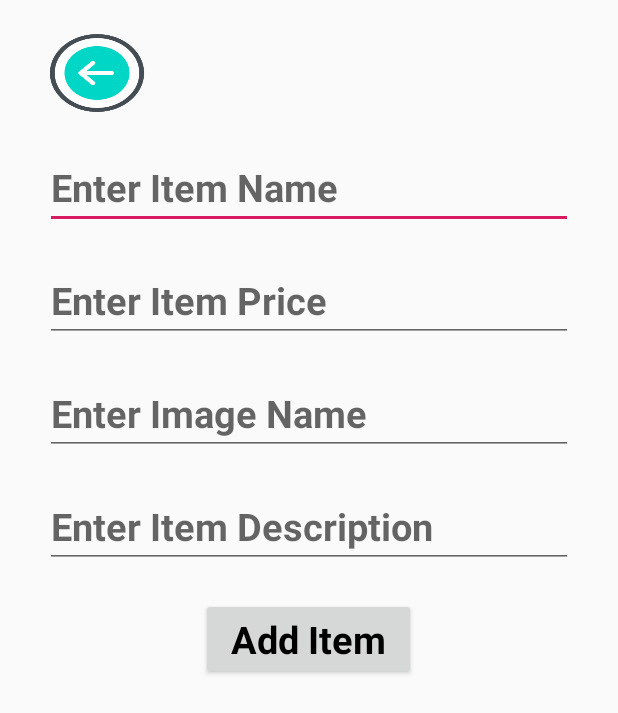
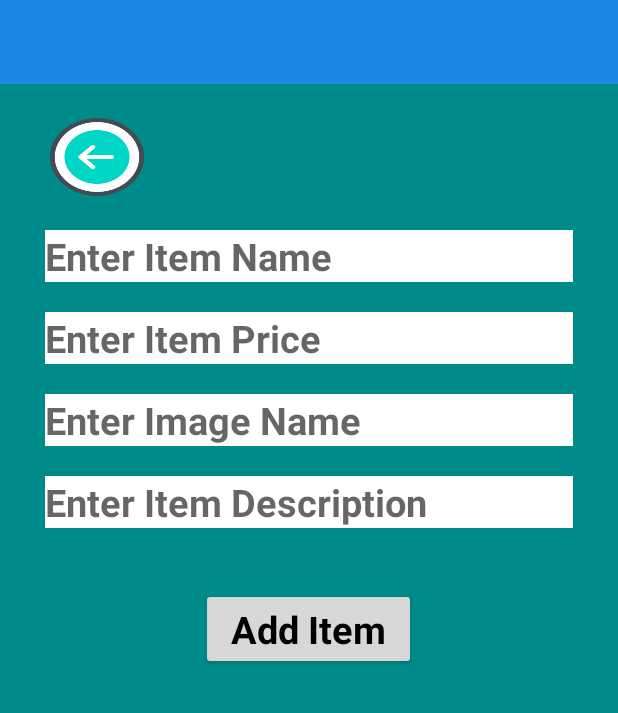
Before and after one commit to amarpudasaini07/OnlineShoppingStore, an Android app: the AddItemActivity screen opened directly, with no data from a screen before it, on a phone screen of 412 x 824 dp. Shown: the top 713 px of the screen. Run offline under Robolectric (Android 15) with nearby library versions, the phone set to English and light mode, and no system bars.

Commit message:
Few changes made

```diff
--- a/app/src/main/res/layout/activity_add_item.xml
+++ b/app/src/main/res/layout/activity_add_item.xml
@@ -5,7 +5,15 @@
     android:layout_width="match_parent"
     android:layout_height="match_parent"
     tools:context=".AddItemActivity"
+    android:background="#008b8b"
     android:orientation="vertical">
+
+    <android.support.v7.widget.Toolbar
+        android:id="@+id/toolbar"
+        android:layout_width="match_parent"
+        android:layout_height="?attr/actionBarSize"
+        android:background="#1E88E5"
+        app:popupTheme="@style/AppTheme.PopupOverlay" />
 
     <LinearLayout
         android:layout_width="match_parent"
@@ -13,6 +21,8 @@
         android:orientation="vertical"
         android:layout_marginRight="30dp"
         android:layout_marginLeft="30dp">
+
+
 
         <Button
             android:id="@+id/btnback"
@@ -24,6 +34,8 @@
         </Button>
 
         <EditText
+            android:textColor="#000000"
+            android:background="#ffffff"
             android:layout_width="match_parent"
             android:layout_height="wrap_content"
             android:hint="Enter Item Name"
@@ -37,6 +49,8 @@
 
 
         <EditText
+            android:textColor="#000000"
+            android:background="#ffffff"
             android:layout_width="match_parent"
             android:layout_height="wrap_content"
             android:hint="Enter Item Price"
@@ -50,6 +64,8 @@
 
 
         <EditText
+            android:textColor="#000000"
+            android:background="#ffffff"
             android:layout_width="match_parent"
             android:layout_height="wrap_content"
             android:hint="Enter Image Name"
@@ -63,6 +79,8 @@
 
 
         <EditText
+            android:textColor="#000000"
+            android:background="#ffffff"
             android:layout_width="match_parent"
             android:layout_height="wrap_content"
             android:hint="Enter Item Description"
@@ -81,7 +99,7 @@
             android:paddingLeft="20dp"
             android:paddingRight="20dp"
             android:text="Add Item"
-            android:layout_marginTop="20dp"
+            android:layout_marginTop="40dp"
             style="@style/Base.TextAppearance.AppCompat.Body1"
             android:textStyle="bold"
             android:textColor="#000"
--- a/app/src/main/res/layout/activity_dashboard.xml
+++ b/app/src/main/res/layout/activity_dashboard.xml
@@ -15,7 +15,7 @@
             android:id="@+id/toolbar"
             android:layout_width="match_parent"
             android:layout_height="?attr/actionBarSize"
-            android:background="?attr/colorPrimary"
+            android:background="#1E88E5"
             app:popupTheme="@style/AppTheme.PopupOverlay" />
 
     </android.support.design.widget.AppBarLayout>
```
